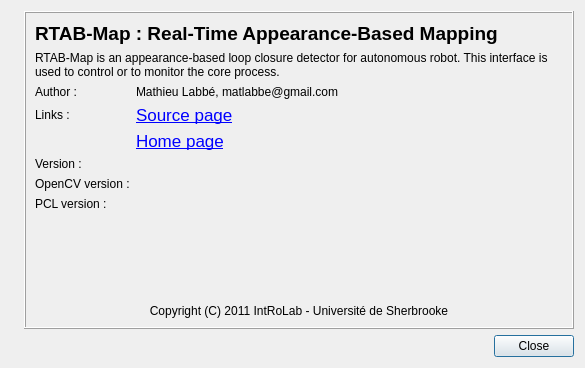
Above: guilib/src/ui/aboutDialog.ui from introlab/rtabmap before the change. Below: the same form after it.
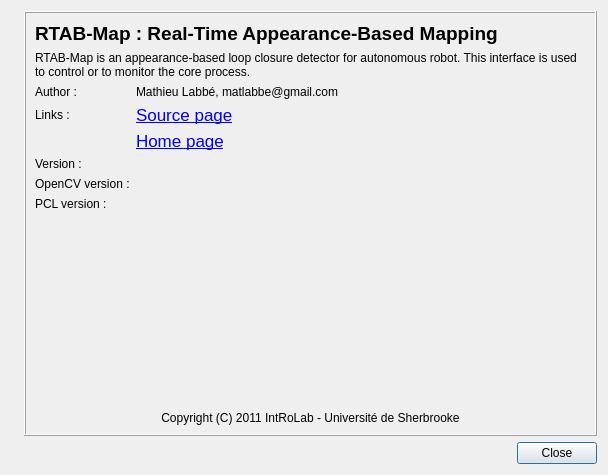
That is the form after the change. Icons and pictures are not drawn.

Commit message: modified default About dialog size

Diff of the .ui file:
```diff
--- a/guilib/src/ui/aboutDialog.ui
+++ b/guilib/src/ui/aboutDialog.ui
@@ -6,8 +6,8 @@
    <rect>
     <x>0</x>
     <y>0</y>
-    <width>585</width>
-    <height>368</height>
+    <width>608</width>
+    <height>475</height>
    </rect>
   </property>
   <property name="sizePolicy">
```
